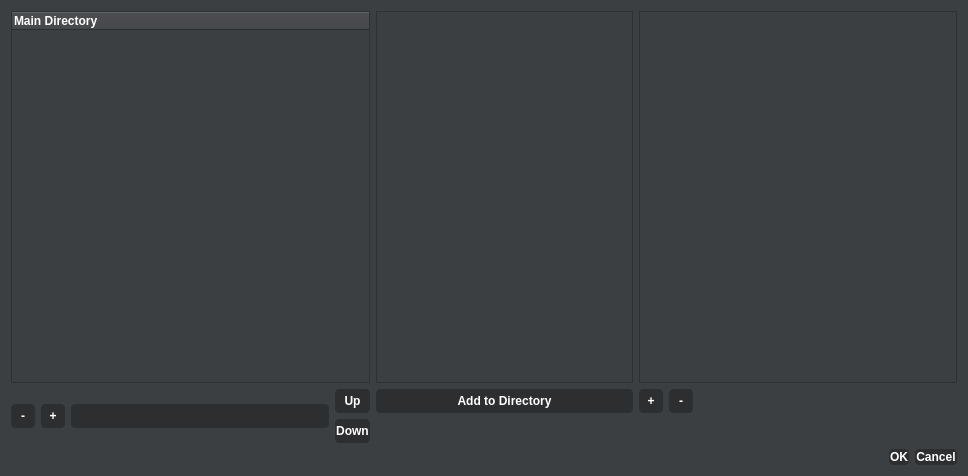
Qt form Virtual_Creator/userinterfacecreator.ui (stefaj/gcms) before a commit.
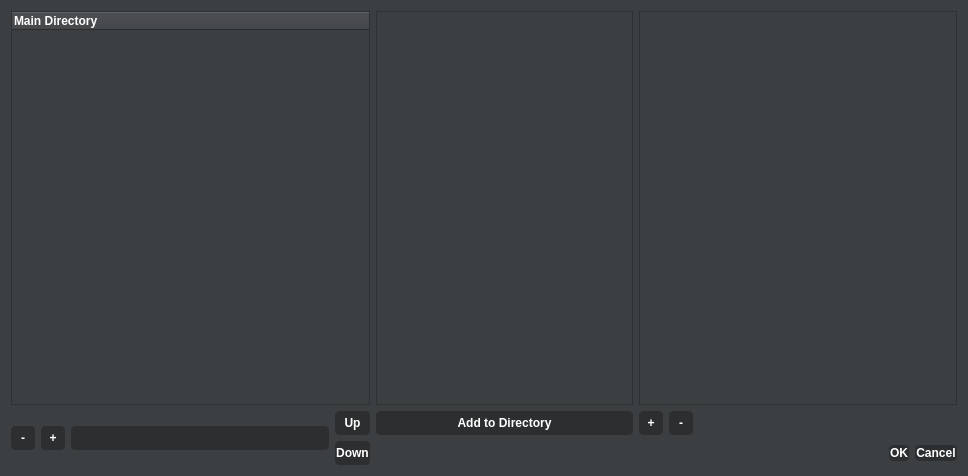
The same form after that commit. Icons and pictures are not drawn.

Patch:
```diff
--- a/Virtual_Creator/userinterfacecreator.ui
+++ b/Virtual_Creator/userinterfacecreator.ui
@@ -264,22 +264,6 @@
        </property>
       </widget>
      </item>
-     <item row="3" column="7">
-      <widget class="QDialogButtonBox" name="buttonBox">
-       <property name="minimumSize">
-        <size>
-         <width>0</width>
-         <height>0</height>
-        </size>
-       </property>
-       <property name="orientation">
-        <enum>Qt::Horizontal</enum>
-       </property>
-       <property name="standardButtons">
-        <set>QDialogButtonBox::Cancel|QDialogButtonBox::Ok</set>
-       </property>
-      </widget>
-     </item>
      <item row="1" column="3">
       <widget class="QPushButton" name="pushButton_up">
        <property name="minimumSize">
@@ -312,6 +296,22 @@
      <item row="0" column="4">
       <widget class="QListWidget" name="listWidget_nodes_directories"/>
      </item>
+     <item row="2" column="7">
+      <widget class="QDialogButtonBox" name="buttonBox">
+       <property name="minimumSize">
+        <size>
+         <width>0</width>
+         <height>0</height>
+        </size>
+       </property>
+       <property name="orientation">
+        <enum>Qt::Horizontal</enum>
+       </property>
+       <property name="standardButtons">
+        <set>QDialogButtonBox::Cancel|QDialogButtonBox::Ok</set>
+       </property>
+      </widget>
+     </item>
     </layout>
    </item>
   </layout>
```
